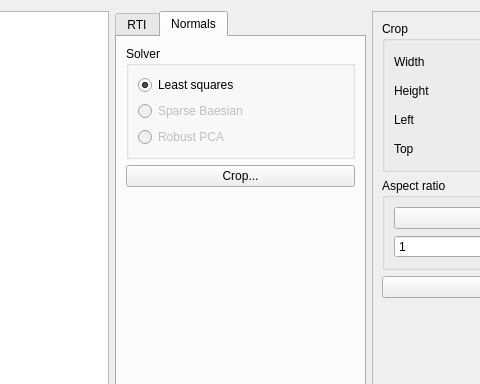
Old version of the form relight/rtiexport.ui in the repository cnr-isti-vclab/relight; both pictures show x 474 to 954 and y 0 to 384 of the 1157 by 669 pixel window.
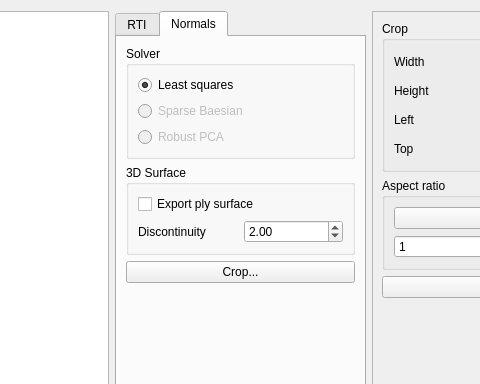
New version of the form. The open tabs and pages were chosen to show the change. Icons and pictures are not drawn. Custom widgets are drawn as their Qt base class.

```diff
--- a/relight/rtiexport.ui
+++ b/relight/rtiexport.ui
@@ -13,8 +13,8 @@
   <property name="windowTitle">
    <string>Dialog</string>
   </property>
-  <layout class="QHBoxLayout" name="horizontalLayout">
-   <item>
+  <layout class="QGridLayout" name="gridLayout_7">
+   <item row="0" column="0">
     <widget class="ImageCropper" name="cropview">
      <property name="sizePolicy">
       <sizepolicy hsizetype="Expanding" vsizetype="Expanding">
@@ -24,7 +24,7 @@
      </property>
     </widget>
    </item>
-   <item>
+   <item row="0" column="1">
     <widget class="QTabWidget" name="export_frame">
      <property name="currentIndex">
       <number>0</number>
@@ -286,23 +286,13 @@
       <attribute name="title">
        <string>Normals</string>
       </attribute>
-      <layout class="QVBoxLayout" name="verticalLayout_4">
+      <layout class="QVBoxLayout" name="verticalLayout_3">
        <item>
         <widget class="QGroupBox" name="groupBox_5">
          <property name="title">
           <string>Solver</string>
          </property>
          <layout class="QGridLayout" name="gridLayout_4">
-          <item row="0" column="0">
-           <widget class="QRadioButton" name="l2_solver">
-            <property name="text">
-             <string>Least squares</string>
-            </property>
-            <property name="checked">
-             <bool>true</bool>
-            </property>
-           </widget>
-          </item>
           <item row="2" column="0">
            <widget class="QRadioButton" name="sbl_solver">
             <property name="enabled">
@@ -313,6 +303,16 @@
             </property>
            </widget>
           </item>
+          <item row="0" column="0">
+           <widget class="QRadioButton" name="l2_solver">
+            <property name="text">
+             <string>Least squares</string>
+            </property>
+            <property name="checked">
+             <bool>true</bool>
+            </property>
+           </widget>
+          </item>
           <item row="3" column="0">
            <widget class="QRadioButton" name="rpca_solver">
             <property name="enabled">
@@ -326,6 +326,36 @@
          </layout>
         </widget>
        </item>
+       <item>
+        <widget class="QGroupBox" name="groupBox_6">
+         <property name="title">
+          <string>3D Surface</string>
+         </property>
+         <layout class="QGridLayout" name="gridLayout_5">
+          <item row="0" column="0" colspan="2">
+           <widget class="QCheckBox" name="export_surface">
+            <property name="text">
+             <string>Export ply surface</string>
+            </property>
+           </widget>
+          </item>
+          <item row="1" column="0">
+           <widget class="QLabel" name="label_11">
+            <property name="text">
+             <string>Discontinuity</string>
+            </property>
+           </widget>
+          </item>
+          <item row="1" column="1">
+           <widget class="QDoubleSpinBox" name="discontinuity">
+            <property name="value">
+             <double>2.000000000000000</double>
+            </property>
+           </widget>
+          </item>
+         </layout>
+        </widget>
+       </item>
        <item>
         <widget class="QPushButton" name="crop1">
          <property name="text">
@@ -361,7 +391,7 @@
      </widget>
     </widget>
    </item>
-   <item>
+   <item row="0" column="2">
     <widget class="QFrame" name="crop_frame">
      <property name="sizePolicy">
       <sizepolicy hsizetype="Minimum" vsizetype="Preferred">
```
